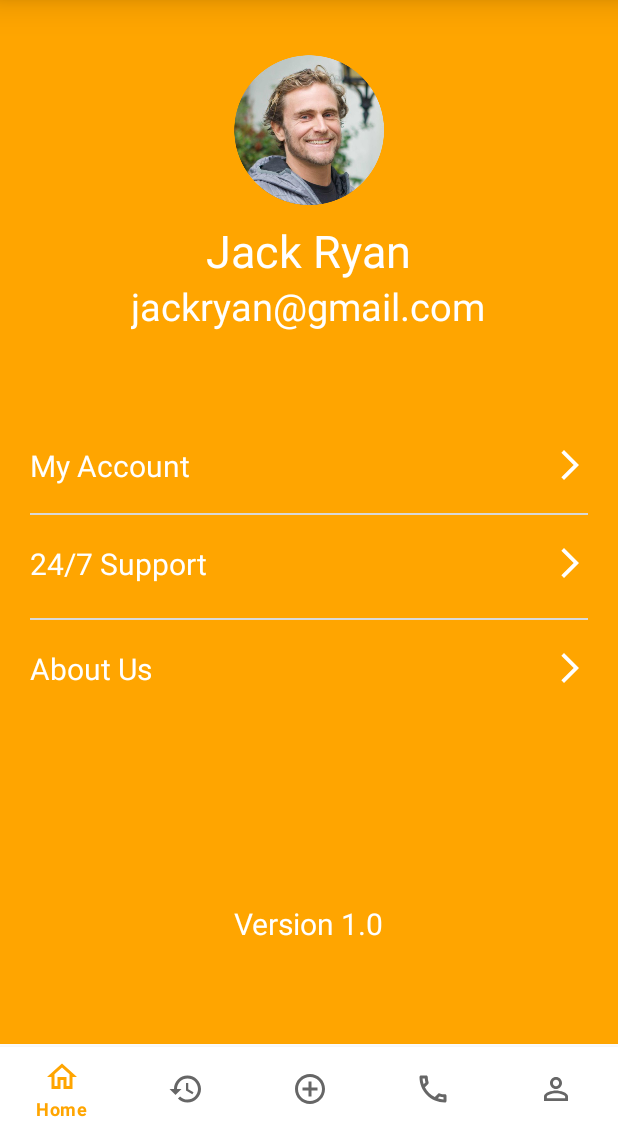
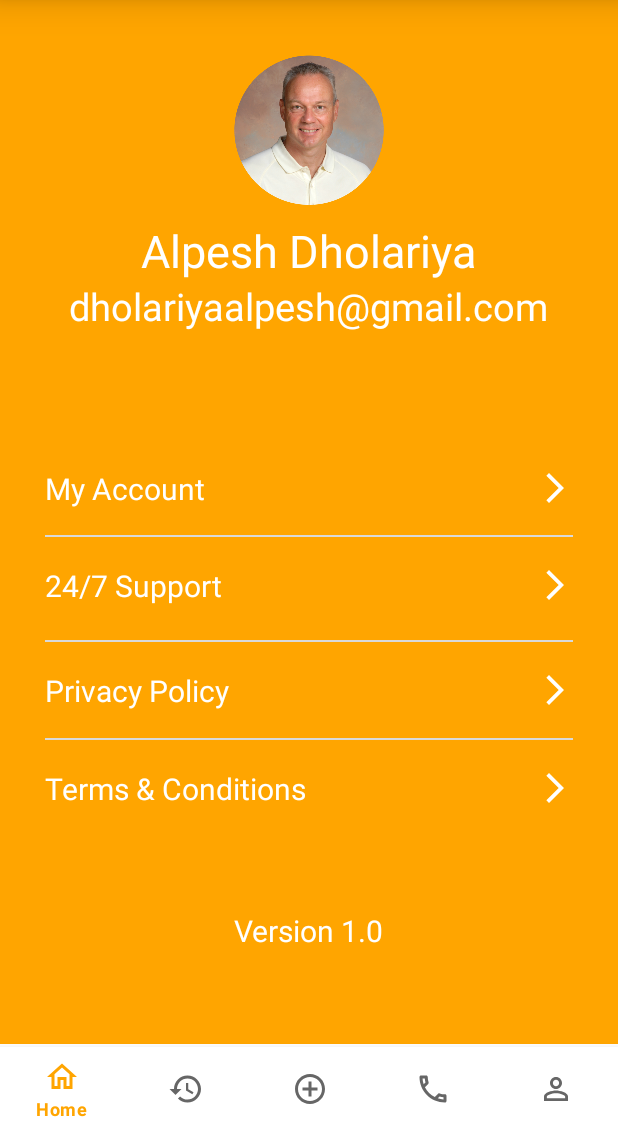
Before and after one commit to AbhayKachhadiya/Agrihelp, an Android app: the fragment ProfileFragment placed in its activity, on a phone screen of 412 x 824 dp, the part 105-1236 px from its top. Run offline under Robolectric (Android 15) with nearby library versions, the phone set to English and light mode, and no system bars; libraries missing offline, so code that uses them is left out: com.denzcoskun.imageslider; network calls fail.

Commit message:
updated profile fragment

```diff
--- a/app/src/main/java/com/example/agrihelp/ProfileFragment.kt
+++ b/app/src/main/java/com/example/agrihelp/ProfileFragment.kt
@@ -5,15 +5,24 @@ import androidx.fragment.app.Fragment
 import android.view.LayoutInflater
 import android.view.View
 import android.view.ViewGroup
+import android.widget.TextView
 
+@Suppress("DEPRECATION")
 class ProfileFragment : Fragment() {
+
+    private lateinit var txtSupport: TextView
+
     override fun onCreateView(inflater: LayoutInflater, container: ViewGroup?, savedInstanceState: Bundle?): View? {
         // Inflate the layout for this fragment
-        return inflater.inflate(R.layout.fragment_profile, container, false)
-    }
+        val view = inflater.inflate(R.layout.fragment_profile, container, false)
+        txtSupport = view.findViewById(R.id.txtSupport)
+        txtSupport.setOnClickListener{
 
-    override fun onViewCreated(view: View, savedInstanceState: Bundle?) {
-        super.onViewCreated(view, savedInstanceState)
+            val fragment = ContactUsFragment()
+            val transaction = fragmentManager?.beginTransaction()
+            transaction?.replace(R.id.fragmemtContainer, fragment)?.commit()
+        }
 
+        return view
     }
 }
--- a/app/src/main/res/layout/fragment_home.xml
+++ b/app/src/main/res/layout/fragment_home.xml
@@ -57,7 +57,7 @@
                     android:layout_width="370sp"
                     android:layout_height="150dp"
                     android:scaleType="centerCrop"
-                    android:src="@drawable/drone_sprayer"
+                    android:src="@drawable/drone_sprayer1"
                     tools:ignore="ContentDescription,ImageContrastCheck,ImageContrastCheck" />
 
                 <TextView
--- a/app/src/main/res/layout/fragment_profile.xml
+++ b/app/src/main/res/layout/fragment_profile.xml
@@ -1,12 +1,11 @@
 <?xml version="1.0" encoding="utf-8"?>
 
-<RelativeLayout
-    xmlns:android="http://schemas.android.com/apk/res/android"
+<RelativeLayout xmlns:android="http://schemas.android.com/apk/res/android"
     xmlns:tools="http://schemas.android.com/tools"
     android:layout_width="match_parent"
     android:layout_height="match_parent"
+    android:background="@color/orange_500"
     android:orientation="vertical"
-    android:background="@color/orange_500"
     tools:context=".ProfileFragment">
 
     <!-- TODO: Update blank fragment layout -->
@@ -15,18 +14,18 @@
         android:id="@+id/imgDisplayPicture"
         android:layout_width="100sp"
         android:layout_height="100sp"
+        android:layout_centerHorizontal="true"
+        android:layout_marginTop="40sp"
         android:src="@drawable/profile"
-    android:layout_marginTop="40sp"
-   android:layout_centerHorizontal="true"
-    tools:ignore="ContentDescription" />
+        tools:ignore="ContentDescription,ImageContrastCheck" />
 
     <TextView
         android:id="@+id/txtName"
         android:layout_width="wrap_content"
         android:layout_height="wrap_content"
-        android:text="@string/person_name"
         android:layout_centerHorizontal="true"
         android:layout_marginTop="150sp"
+        android:text="@string/person_name"
         android:textColor="@color/white"
         android:textSize="30sp"
         tools:ignore="TextContrastCheck" />
@@ -35,9 +34,9 @@
         android:id="@+id/txtEmail"
         android:layout_width="wrap_content"
         android:layout_height="wrap_content"
-        android:text="@string/person_email"
         android:layout_centerHorizontal="true"
         android:layout_marginTop="190sp"
+        android:text="@string/person_email"
         android:textColor="@color/white"
         android:textSize="25sp"
         tools:ignore="TextContrastCheck" />
@@ -46,8 +45,8 @@
         android:id="@+id/txtMyAccount"
         android:layout_width="match_parent"
         android:layout_height="wrap_content"
-            android:layout_marginHorizontal="20sp"
-            android:layout_marginTop="300sp"
+        android:layout_marginHorizontal="30sp"
+        android:layout_marginTop="315sp"
         android:drawableEnd="@drawable/ic_arrow_forward"
         android:text="@string/my_account"
         android:textColor="@color/white"
@@ -57,16 +56,16 @@
     <View
         android:layout_width="match_parent"
         android:layout_height="1dp"
-            android:layout_marginHorizontal="20sp"
-            android:layout_marginTop="345sp"
+        android:layout_marginHorizontal="30sp"
+        android:layout_marginTop="360sp"
         android:background="@color/light_gray" />
 
     <TextView
-            android:id="@+id/txtAboutUS"
+        android:id="@+id/txtSupport"
         android:layout_width="match_parent"
         android:layout_height="wrap_content"
-            android:layout_marginHorizontal="20sp"
-            android:layout_marginTop="365sp"
+        android:layout_marginHorizontal="30sp"
+        android:layout_marginTop="380sp"
         android:drawableEnd="@drawable/ic_arrow_forward"
         android:text="@string/support"
         android:textColor="@color/white"
@@ -76,18 +75,37 @@
     <View
         android:layout_width="match_parent"
         android:layout_height="1dp"
-        android:layout_marginHorizontal="20sp"
-        android:layout_marginTop="415sp"
+        android:layout_marginHorizontal="30sp"
+        android:layout_marginTop="430sp"
         android:background="@color/light_gray" />
 
     <TextView
-            android:id="@+id/txtSupport"
+        android:id="@+id/txtPrivacyPolicy"
         android:layout_width="match_parent"
         android:layout_height="wrap_content"
-            android:layout_marginHorizontal="20sp"
-            android:layout_marginTop="435sp"
+        android:layout_marginHorizontal="30sp"
+        android:layout_marginTop="450sp"
         android:drawableEnd="@drawable/ic_arrow_forward"
-            android:text="@string/about_us"
+        android:text="@string/privacy_policy"
+        android:textColor="@color/white"
+        android:textSize="20sp"
+        tools:ignore="TextContrastCheck,UseCompatTextViewDrawableXml" />
+
+    <View
+        android:layout_width="match_parent"
+        android:layout_height="1dp"
+        android:layout_marginHorizontal="30sp"
+        android:layout_marginTop="495sp"
+        android:background="@color/light_gray" />
+
+    <TextView
+        android:id="@+id/txtTermsAndConditions"
+        android:layout_width="match_parent"
+        android:layout_height="wrap_content"
+        android:layout_marginHorizontal="30sp"
+        android:layout_marginTop="515sp"
+        android:drawableEnd="@drawable/ic_arrow_forward"
+        android:text="@string/terms_and_conditions"
         android:textColor="@color/white"
         android:textSize="20sp"
         tools:ignore="TextContrastCheck,UseCompatTextViewDrawableXml" />
@@ -97,7 +115,7 @@
         android:layout_width="wrap_content"
         android:layout_height="wrap_content"
         android:layout_centerHorizontal="true"
-        android:layout_marginTop="605sp"
+        android:layout_marginTop="610sp"
         android:text="@string/version"
         android:textColor="@color/white"
         android:textSize="20sp"
--- a/app/src/main/res/values-night/themes.xml
+++ b/app/src/main/res/values-night/themes.xml
@@ -7,10 +7,11 @@
         <item name="colorOnPrimary">@color/white</item>
         <!-- Secondary brand color. -->
         <item name="colorSecondary">@color/orange_500</item>
-        <item name="colorSecondaryVariant">@color/white</item>
+        <item name="colorSecondaryVariant">@color/orange_500</item>
         <item name="colorOnSecondary">@color/green_500</item>
         <!-- Status bar color. -->
         <item name="android:statusBarColor">@color/white</item>
         <!-- Customize your theme here. -->
     </style>
+
 </resources>
--- a/app/src/main/res/values/strings.xml
+++ b/app/src/main/res/values/strings.xml
@@ -44,12 +44,12 @@
     <string name="purchase_date">Purchase Date</string>
     <string name="show_details">Show Details</string>
     <string name="pin">Pincode</string>
-    <string name="person_name">Jack Ryan</string>
-    <string name="person_email">jackryan@gmail.com</string>
+    <string name="person_name">Alpesh Dholariya</string>
+    <string name="person_email">dholariyaalpesh@gmail.com</string>
     <string name="edit_profile">Edit Profile</string>
     <string name="my_account">My Account</string>
     <string name="feedback">Feedback</string>
-    <string name="about_us">About Us</string>
+    <string name="about_agrihelp">About Agrihelp</string>
     <string name="support">24/7 Support</string>
     <string name="version">Version 1.0</string>
 
@@ -65,5 +65,9 @@
     <string name="mail">agrihelp@gmail.com</string>
     <string name="tall_free_number"> +91 9408482488</string>
     <string name="any_questions">You have any questions or need additional information ?</string>
+    <string name="agrihelp">Agrihelp</string>
+    <string name="platforms">Published by Agrihelp Platforms Ltd.</string>
+    <string name="privacy_policy">Privacy Policy</string>
+    <string name="terms_and_conditions"><![CDATA[Terms & Conditions]]></string>
 
 </resources>
--- a/app/src/main/res/values/themes.xml
+++ b/app/src/main/res/values/themes.xml
@@ -15,7 +15,4 @@
         <!-- Customize your theme here. -->
         <item name="android:navigationBarColor">@color/white</item>
     </style>
-    <style name="My.Spinner.Style" parent="Base.Widget.AppCompat.Spinner.Underlined">
-        <item name="android:color">@color/orange_500</item>
-    </style>
 </resources>
```
Also changed, not shown: app/src/main/java/com/example/agrihelp/BookingFragment.kt (+4 -4 lines), app/src/main/res/layout/fragment_booking.xml (+12 -4 lines), app/src/main/res/drawable/drone_sprayer1.jpg (added), app/src/main/res/drawable/profile.png, app/src/main/res/drawable/thresher2.jpg (added). Lines whose indentation alone changed are shown as unchanged.
